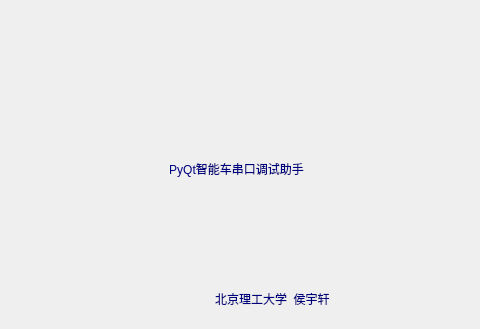
This is GUI/Loading.ui in IronSublimate/PyQt-multifunctional-uart-helper as Qt 5 draws it before an edit; both pictures show x 201 to 681 and y 0 to 329 of the 901 by 521 pixel window. The edited form follows.
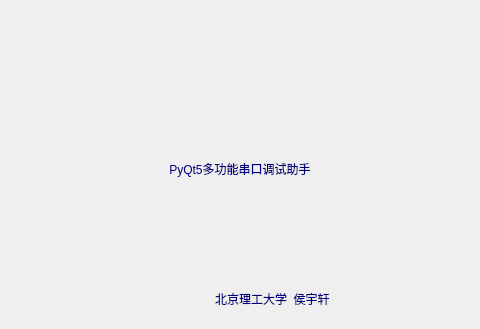
This is the edited form. Icons and pictures are not drawn.

```diff
--- a/GUI/Loading.ui
+++ b/GUI/Loading.ui
@@ -60,7 +60,7 @@
 }</string>
          </property>
          <property name="text">
-          <string>PyQt智能车串口调试助手</string>
+          <string>PyQt5多功能串口调试助手</string>
          </property>
          <property name="alignment">
           <set>Qt::AlignCenter</set>
```
